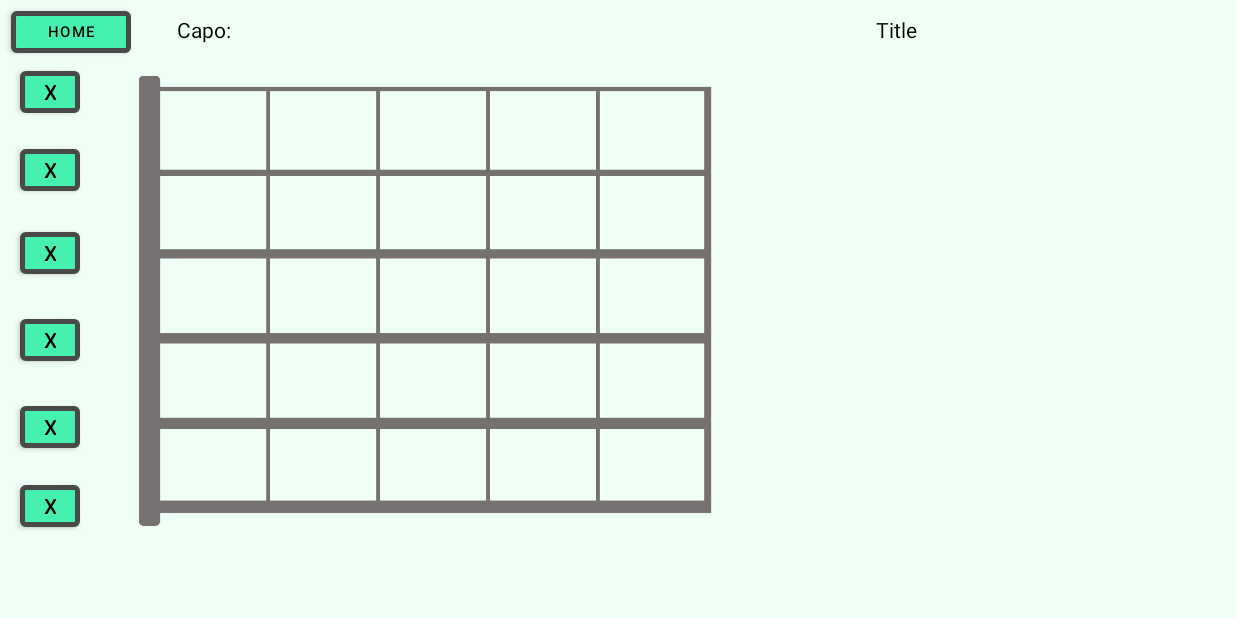
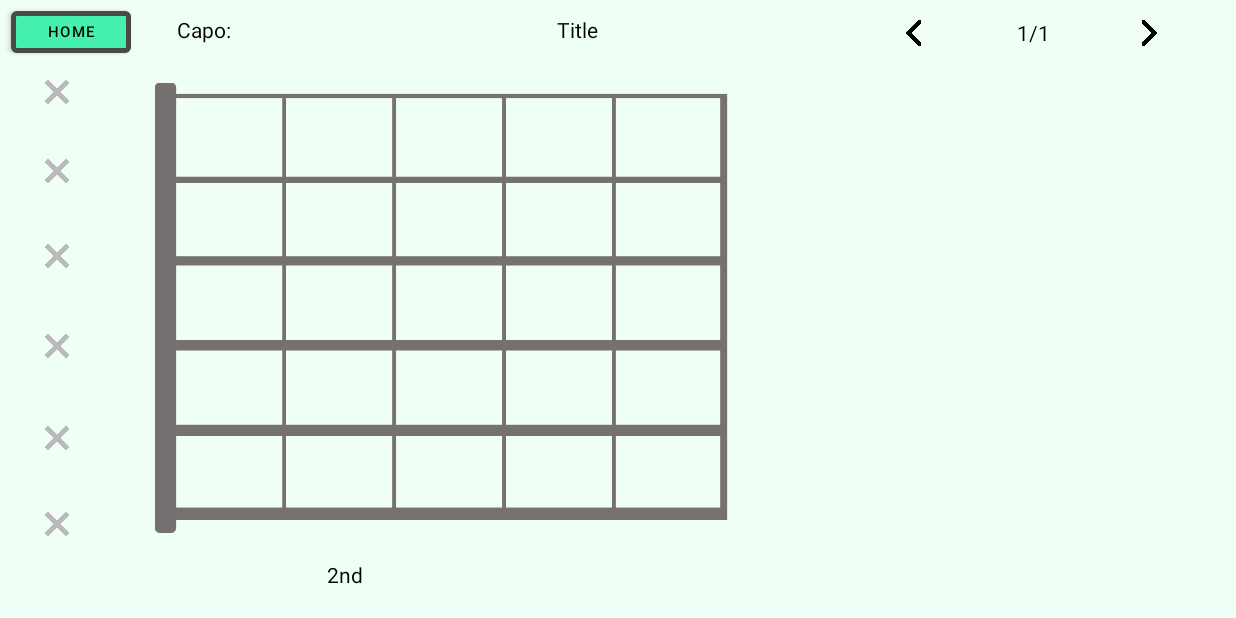
Before and after one commit to Qinetik/Mint-Chord-Writer, an Android app: the EditActivity screen opened directly, with no data from a screen before it, on a phone screen of 824 x 412 dp (held sideways). Run offline under Robolectric (Android 15) with nearby library versions, the phone set to English and light mode, and no system bars.

Commit message:
reformed UI

```diff
--- a/app/src/main/java/com/example/mint_chord_writer/CellClickListener.kt
+++ /dev/null
@@ -1,5 +0,0 @@
-package com.minthana.mint_chord_writer
-
-interface CellClickListener {
-    fun onCellClickListener()
-}
--- a/app/src/main/java/com/example/mint_chord_writer/Chord.kt
+++ b/app/src/main/java/com/example/mint_chord_writer/Chord.kt
@@ -1,6 +1,18 @@
 package com.minthana.mint_chord_writer
 
 class Chord() {
-    val strings: Array<GString> = arrayOf<GString>()
-    var chords: ArrayList<Chord> = arrayListOf<Chord>()
+    private var strings: Array<GString> = arrayOf(GString(Finger.NULL, 0), GString(Finger.NULL, 0), GString(Finger.NULL, 0), GString(Finger.NULL, 0), GString(Finger.NULL, 0), GString(Finger.NULL, 0))
+
+    fun getStrings(): Array<GString> {
+        return strings
+    }
+
+    fun setGStringFingerByIndex(index: Int, finger: Finger) {
+        strings[index].setFinger(finger)
+    }
+
+    fun setGStringFretByIndex(index: Int, fret: Int) {
+        strings[index].setFret(fret)
+    }
+
 }
--- a/app/src/main/java/com/example/mint_chord_writer/Finger.kt
+++ b/app/src/main/java/com/example/mint_chord_writer/Finger.kt
@@ -1,5 +1,5 @@
 package com.minthana.mint_chord_writer
 
 enum class Finger {
-    ONE,TWO,THREE,FOUR,THUMB, MUTE
+    NULL,ONE,TWO,THREE,FOUR,THUMB,MUTE,
 }
--- a/app/src/main/java/com/example/mint_chord_writer/GString.kt
+++ b/app/src/main/java/com/example/mint_chord_writer/GString.kt
@@ -2,6 +2,14 @@ package com.minthana.mint_chord_writer
 
 
 class GString(finger: Finger, fret: Int) {
-    val finger: Finger = finger
-    val fret: Int = fret
+    private var finger: Finger = finger
+    private var fret: Int = fret
+
+    fun setFinger(finger: Finger) {
+        this.finger = finger
+    }
+
+    fun setFret(fret: Int) {
+        this.fret = fret
+    }
 }
--- a/app/src/main/java/com/example/mint_chord_writer/MainActivity.kt
+++ b/app/src/main/java/com/example/mint_chord_writer/MainActivity.kt
@@ -17,7 +17,7 @@ class MainActivity : AppCompatActivity() {
     private lateinit var songsAdapter: SongsAdapter
 
     override fun onCreate(savedInstanceState: Bundle?) {
-        setRequestedOrientation(ActivityInfo.SCREEN_ORIENTATION_PORTRAIT);
+        requestedOrientation = ActivityInfo.SCREEN_ORIENTATION_PORTRAIT;
         super.onCreate(savedInstanceState)
         setContentView(R.layout.activity_main)
         val songsRecyclerView: RecyclerView = findViewById(R.id.mainSongList)
@@ -26,6 +26,7 @@ class MainActivity : AppCompatActivity() {
         songsRecyclerView.layoutManager = layoutManager
         songsRecyclerView.itemAnimator = DefaultItemAnimator()
         songsRecyclerView.adapter = songsAdapter
+
         tempPrepareSongData()
         val newSongButton = findViewById<Button>(R.id.mainCreateNew)
 
--- a/app/src/main/java/com/example/mint_chord_writer/Song.kt
+++ b/app/src/main/java/com/example/mint_chord_writer/Song.kt
@@ -2,6 +2,10 @@ package com.minthana.mint_chord_writer
 
 data class Song(var name: String, var capo: Int = 0) {
     private var chords: ArrayList<Chord> = arrayListOf<Chord>()
+
+    init {
+        chords.add(Chord())
+    }
 
     fun getSongName(): String {
         return name
@@ -10,4 +14,8 @@ data class Song(var name: String, var capo: Int = 0) {
     fun setSongName(name: String) {
         this.name = name
     }
+
+    fun addNewChord() {
+        this.chords.add(Chord())
+    }
 }
--- a/app/src/main/res/layout/activity_edit.xml
+++ b/app/src/main/res/layout/activity_edit.xml
@@ -26,10 +26,10 @@
         android:layout_height="300dp"
         app:layout_constraintBottom_toBottomOf="parent"
         app:layout_constraintEnd_toEndOf="parent"
-        app:layout_constraintHorizontal_bias="0.175"
+        app:layout_constraintHorizontal_bias="0.201"
         app:layout_constraintStart_toStartOf="parent"
         app:layout_constraintTop_toTopOf="parent"
-        app:layout_constraintVertical_bias="0.45"
+        app:layout_constraintVertical_bias="0.494"
         app:srcCompat="@drawable/guitar_panel_h"
         tools:ignore="MissingConstraints" />
 
@@ -40,7 +40,7 @@
         android:text="Title"
         app:layout_constraintBottom_toBottomOf="parent"
         app:layout_constraintEnd_toEndOf="parent"
-        app:layout_constraintHorizontal_bias="0.7"
+        app:layout_constraintHorizontal_bias="0.40"
         app:layout_constraintStart_toEndOf="@+id/editToMain"
         app:layout_constraintTop_toTopOf="parent"
         app:layout_constraintVertical_bias="0.025" />
@@ -57,11 +57,37 @@
         app:layout_constraintTop_toTopOf="parent"
         app:layout_constraintVertical_bias="0.025"/>
 
-    <Button
+    <TextView
+        android:id="@+id/fratNum"
+        android:layout_width="wrap_content"
+        android:layout_height="wrap_content"
+        android:text="2nd"
+        app:layout_constraintBottom_toBottomOf="parent"
+        app:layout_constraintEnd_toEndOf="parent"
+        app:layout_constraintHorizontal_bias="0.2725"
+        app:layout_constraintStart_toStartOf="parent"
+        app:layout_constraintTop_toTopOf="parent"
+        app:layout_constraintVertical_bias="0.95"/>
+
+    <TextView
+        android:id="@+id/chordNum"
+        android:layout_width="wrap_content"
+        android:layout_height="wrap_content"
+        android:text="1/1"
+        app:layout_constraintBottom_toBottomOf="parent"
+        app:layout_constraintEnd_toEndOf="parent"
+        app:layout_constraintHorizontal_bias="0.845"
+        app:layout_constraintStart_toStartOf="parent"
+        app:layout_constraintTop_toTopOf="parent"
+        app:layout_constraintVertical_bias="0.03" />
+
+    <ImageButton
         android:id="@+id/string6MuteButton"
-        style="@style/Theme.MintButton"
         android:layout_width="40dp"
         android:layout_height="40dp"
+        android:backgroundTint="#00FFFFFF"
+        android:src="@drawable/gray_x"
+        android:scaleType="fitCenter"
         android:text="X"
         app:layout_constraintBottom_toBottomOf="parent"
         app:layout_constraintEnd_toStartOf="@+id/guitarPanel"
@@ -70,71 +96,105 @@
         app:layout_constraintTop_toBottomOf="@+id/editToMain"
         app:layout_constraintVertical_bias="0" />
 
-    <Button
+    <ImageButton
         android:id="@+id/string5MuteButton"
-        style="@style/Theme.MintButton"
         android:layout_width="40dp"
         android:layout_height="40dp"
         android:layout_marginTop="12dp"
-        android:text="X"
+        android:backgroundTint="#00FFFFFF"
+        android:src="@drawable/gray_x"
+        android:scaleType="fitCenter"
         app:layout_constraintBottom_toBottomOf="parent"
         app:layout_constraintEnd_toStartOf="@+id/guitarPanel"
         app:layout_constraintHorizontal_bias="0.461"
         app:layout_constraintStart_toStartOf="parent"
         app:layout_constraintTop_toBottomOf="@+id/editToMain"
-        app:layout_constraintVertical_bias="0.125" />
+        app:layout_constraintVertical_bias="0.1275" />
 
-    <Button
+    <ImageButton
         android:id="@+id/string4MuteButton"
-        style="@style/Theme.MintButton"
         android:layout_width="40dp"
         android:layout_height="40dp"
-        android:text="X"
+        android:backgroundTint="#00FFFFFF"
+        android:src="@drawable/gray_x"
+        android:scaleType="fitCenter"
         app:layout_constraintBottom_toBottomOf="parent"
         app:layout_constraintEnd_toStartOf="@+id/guitarPanel"
         app:layout_constraintHorizontal_bias="0.461"
         app:layout_constraintStart_toStartOf="parent"
         app:layout_constraintTop_toBottomOf="@+id/editToMain"
-        app:layout_constraintVertical_bias="0.325" />
+        app:layout_constraintVertical_bias="0.33" />
 
-    <Button
+    <ImageButton
         android:id="@+id/string3MuteButton"
-        style="@style/Theme.MintButton"
         android:layout_width="40dp"
         android:layout_height="40dp"
-        android:text="X"
+        android:backgroundTint="#00FFFFFF"
+        android:src="@drawable/gray_x"
+        android:scaleType="fitCenter"
         app:layout_constraintBottom_toBottomOf="parent"
         app:layout_constraintEnd_toStartOf="@+id/guitarPanel"
         app:layout_constraintHorizontal_bias="0.461"
         app:layout_constraintStart_toStartOf="parent"
         app:layout_constraintTop_toBottomOf="@+id/editToMain"
-        app:layout_constraintVertical_bias="0.5" />
+        app:layout_constraintVertical_bias="0.5125" />
 
-    <Button
+    <ImageButton
         android:id="@+id/string2MuteButton"
-        style="@style/Theme.MintButton"
         android:layout_width="40dp"
         android:layout_height="40dp"
-        android:text="X"
+        android:backgroundTint="#00FFFFFF"
+        android:src="@drawable/gray_x"
+        android:scaleType="fitCenter"
         app:layout_constraintBottom_toBottomOf="parent"
         app:layout_constraintEnd_toStartOf="@+id/guitarPanel"
         app:layout_constraintHorizontal_bias="0.461"
         app:layout_constraintStart_toStartOf="parent"
         app:layout_constraintTop_toBottomOf="@+id/editToMain"
-        app:layout_constraintVertical_bias="0.675" />
+        app:layout_constraintVertical_bias="0.6975" />
 
-    <Button
+    <ImageButton
         android:id="@+id/string1MuteButton"
-        style="@style/Theme.MintButton"
         android:layout_width="40dp"
         android:layout_height="40dp"
         android:layout_marginTop="56dp"
-        android:text="X"
+        android:backgroundTint="#00FFFFFF"
+        android:src="@drawable/gray_x"
+        android:scaleType="fitCenter"
         app:layout_constraintBottom_toBottomOf="parent"
         app:layout_constraintEnd_toStartOf="@+id/guitarPanel"
         app:layout_constraintHorizontal_bias="0.461"
         app:layout_constraintStart_toStartOf="parent"
         app:layout_constraintTop_toBottomOf="@+id/editToMain"
-        app:layout_constraintVertical_bias="0.80"/>
+        app:layout_constraintVertical_bias="0.845"/>
+
+    <ImageButton
+        android:id="@+id/prevChordButton"
+        android:layout_width="40dp"
+        android:layout_height="40dp"
+        android:backgroundTint="#00FFFFFF"
+        android:src="@drawable/left_arrow"
+        android:scaleType="fitCenter"
+        app:layout_constraintBottom_toBottomOf="parent"
+        app:layout_constraintEnd_toEndOf="parent"
+        app:layout_constraintHorizontal_bias="0.75"
+        app:layout_constraintStart_toStartOf="@+id/editToMain"
+        app:layout_constraintTop_toTopOf="parent"
+        app:layout_constraintVertical_bias="0.005" />
+
+    <ImageButton
+        android:id="@+id/nextChordButton"
+        android:layout_width="40dp"
+        android:layout_height="40dp"
+        android:backgroundTint="#00FFFFFF"
+        android:src="@drawable/right_arrow"
+        android:scaleType="fitCenter"
+        app:layout_constraintBottom_toBottomOf="parent"
+        app:layout_constraintEnd_toEndOf="parent"
+        app:layout_constraintHorizontal_bias="0.95"
+        app:layout_constraintStart_toStartOf="@+id/editToMain"
+        app:layout_constraintTop_toTopOf="parent"
+        app:layout_constraintVertical_bias="0.005" />
+
 
 </androidx.constraintlayout.widget.ConstraintLayout>
```
Also changed, not shown: app/src/main/res/drawable-v24/black_x.png (added), app/src/main/res/drawable-v24/gray_x.png (added), app/src/main/res/drawable-v24/left_arrow.png (added), app/src/main/res/drawable-v24/right_arrow.png (added).
